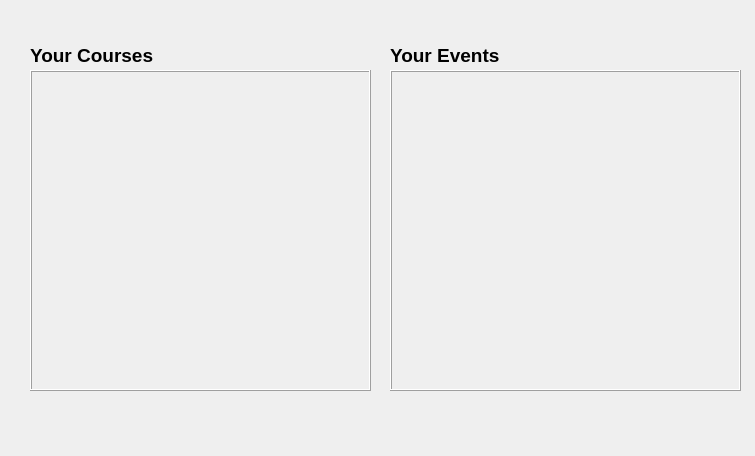
Above: dashboard.ui from Dalia0Hassan/AUC-UCMS before the change. Below: the same form after it.
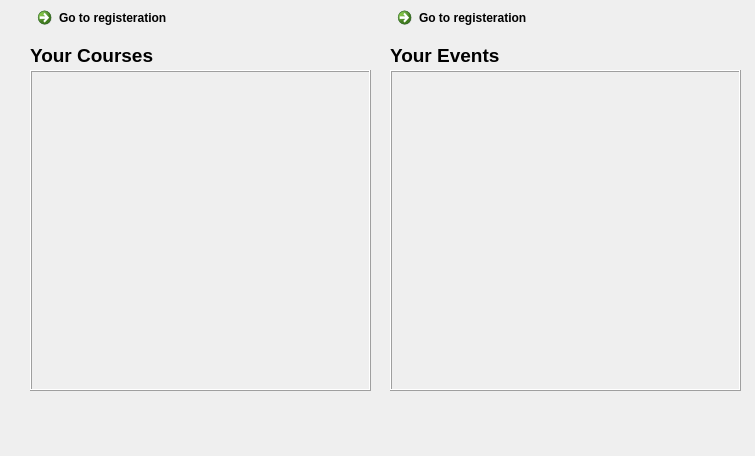
That is the form after the change.

The edit to the form file:
```diff
--- a/dashboard.ui
+++ b/dashboard.ui
@@ -74,6 +74,32 @@
     <enum>QFrame::Shadow::Raised</enum>
    </property>
   </widget>
+  <widget class="QCommandLinkButton" name="commandLinkButtonCourseRegister">
+   <property name="geometry">
+    <rect>
+     <x>30</x>
+     <y>0</y>
+     <width>172</width>
+     <height>41</height>
+    </rect>
+   </property>
+   <property name="text">
+    <string>Go to registeration</string>
+   </property>
+  </widget>
+  <widget class="QCommandLinkButton" name="commandLinkButtonEventRegister">
+   <property name="geometry">
+    <rect>
+     <x>390</x>
+     <y>0</y>
+     <width>172</width>
+     <height>41</height>
+    </rect>
+   </property>
+   <property name="text">
+    <string>Go to registeration</string>
+   </property>
+  </widget>
  </widget>
  <resources/>
  <connections/>
```
